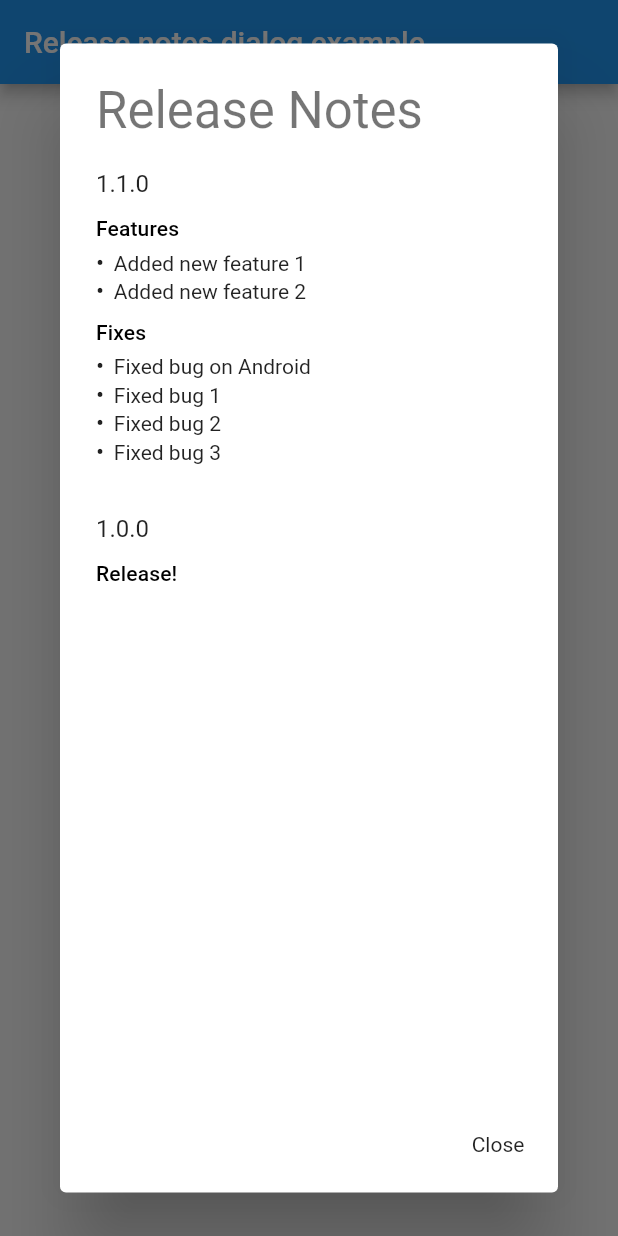
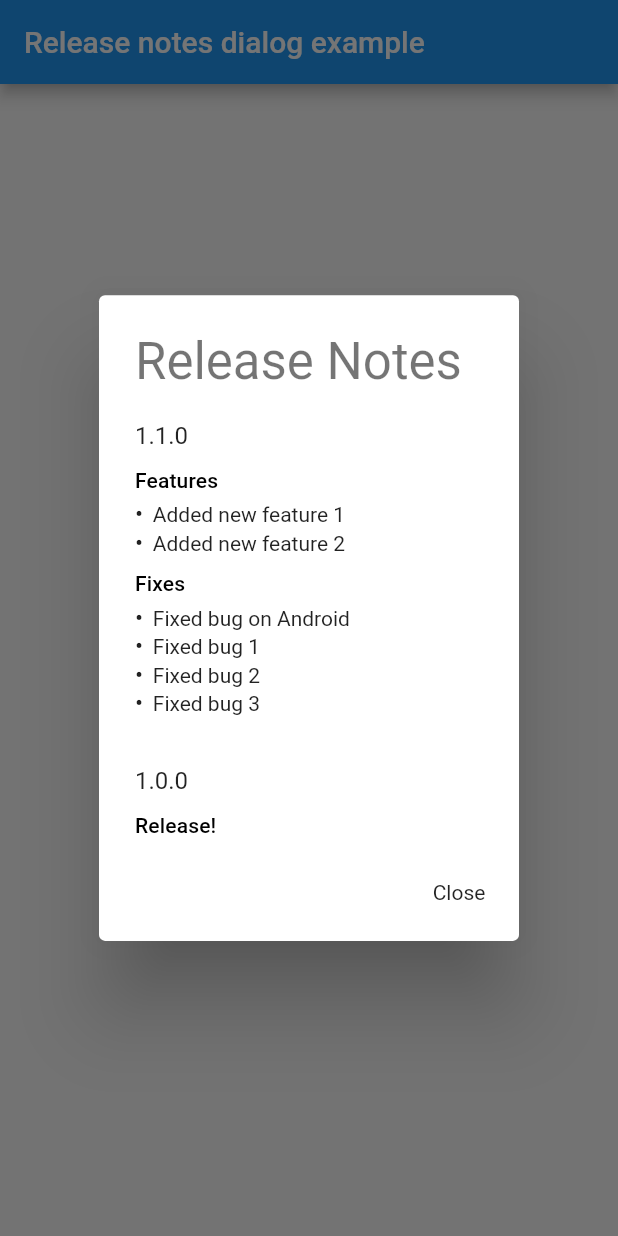
Before and after one commit to JakobMick/release_notes_dialog, a Flutter app: the screen it shows after launch, after a tap on "Show Dialog", on a phone screen of 412 x 824 dp. Run offline on Flutter 3.47's test engine with Material 2 defaults, Android fonts, the phone set to English and light mode, and no system bars.

Commit message:
feat: improve dialog sizing

```diff
--- a/lib/release_notes_dialog.dart
+++ b/lib/release_notes_dialog.dart
@@ -250,13 +250,14 @@ class ReleaseNotesDialog extends StatelessWidget {
         )
       ],
       content: Container(
-        width: width ?? mediaQuery.size.width * 0.75,
-        height: height ?? mediaQuery.size.height * 0.75,
+        width: width ?? double.minPositive,
+        height: height,
         //
         // Release Listview
         //
         child: ListView.separated(
           itemCount: releases.length,
+          shrinkWrap: true,
           separatorBuilder: (BuildContext context, int index) {
             return SizedBox(
               height: paddingBetweenReleases,
```
Also changed, not shown: 2 other files.
